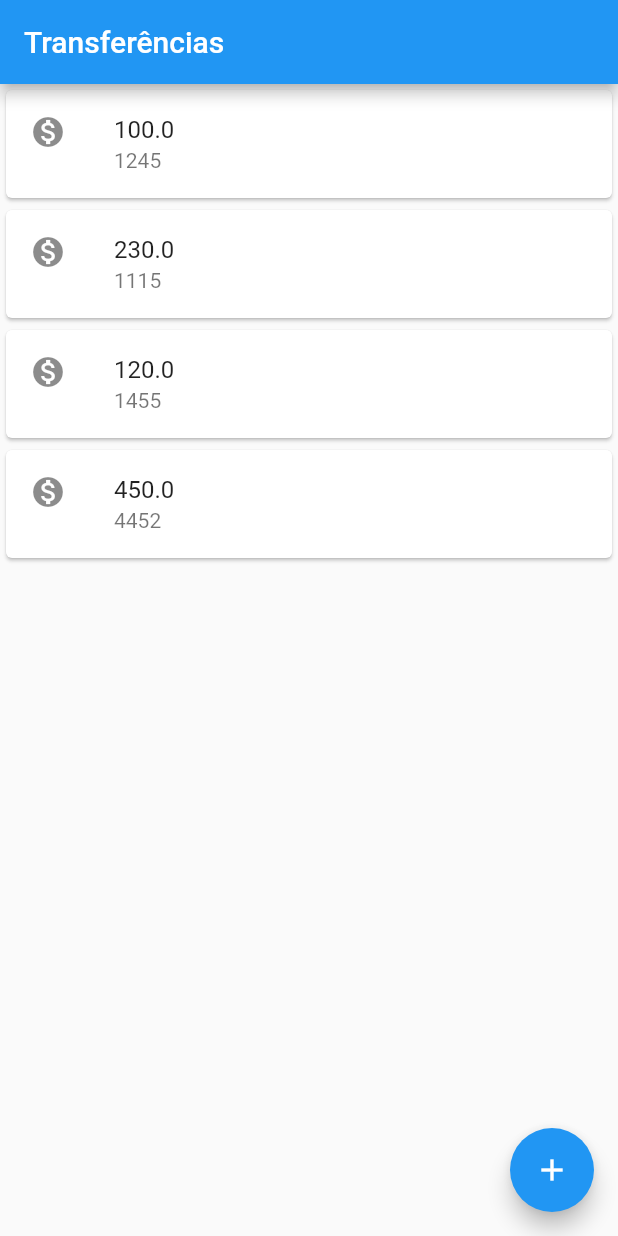
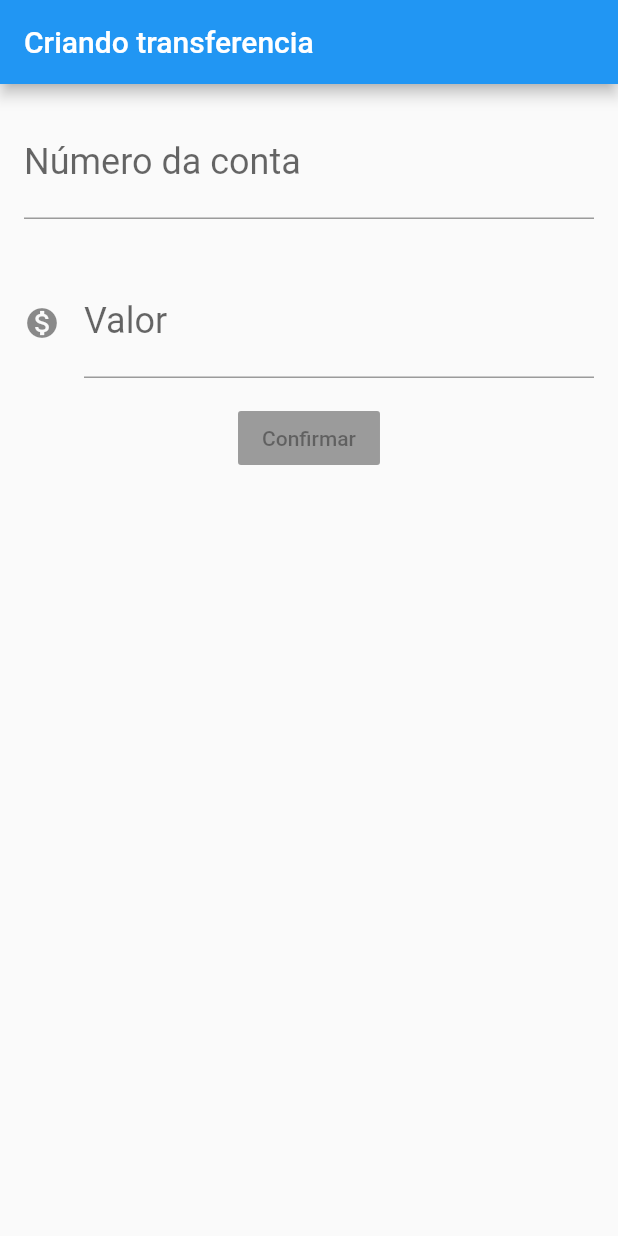
Before and after one commit to guilhermepaiva/bytebank, a Flutter app: the screen it shows after launch, on a phone screen of 412 x 824 dp. Run offline on Flutter 3.47's test engine with Material 2 defaults, Android fonts, the phone set to English and light mode, and no system bars.

Commit message:
added form layout

```diff
--- a/lib/main.dart
+++ b/lib/main.dart
@@ -1,29 +1,80 @@
 import 'package:flutter/material.dart';
 
 void main() {
-  runApp(
-    MaterialApp(
+  runApp(BytebankApp());
+}
+
+class BytebankApp extends StatelessWidget {
+  @override
+  Widget build(BuildContext context) {
+    return MaterialApp(
       home: Scaffold(
-        body: ListaTransferencias(),
-        appBar: AppBar(title: Text('Transferências'),),
-        floatingActionButton: FloatingActionButton(
-          child: Icon(Icons.add),
+        body: FormularioTransferencia(),
+      ),
+    );
+  }
+}
+
+
+class FormularioTransferencia extends StatelessWidget {
+  @override
+  Widget build(BuildContext context) {
+    return Scaffold(
+      appBar: AppBar(title: Text('Criando transferencia'),),
+      body: Column(
+        children: <Widget>[
+          Padding(
+            padding: const EdgeInsets.all(16.0),
+            child: TextField(
+              style: TextStyle(
+                fontSize: 24.0
+              ),
+              decoration: InputDecoration(
+                labelText: 'Número da conta',
+                hintText: '0000'
+              ),
+              keyboardType: TextInputType.number,
+            ),
+          ),Padding(
+            padding: const EdgeInsets.all(16.0),
+            child: TextField(
+              style: TextStyle(
+                fontSize: 24.0
+              ),
+              decoration: InputDecoration(
+                icon: Icon(Icons.monetization_on),
+                labelText: 'Valor',
+                hintText: '0.00'
+              ),
+              keyboardType: TextInputType.number,
             ),
           ),
+          RaisedButton(
+            child: Text('Confirmar'),
           )
+        ],
+      ),
     );
   }
+}
+
 
 class ListaTransferencias extends StatelessWidget {
   @override
   Widget build(BuildContext context) {
-    return Column(
+    return Scaffold(
+      appBar: AppBar(title: Text('Transferências'),),
+      body: Column(
         children: <Widget>[
           ItemTransferencia(Transferencia(100.00, 1245)),
           ItemTransferencia(Transferencia(230.00, 1115)),
           ItemTransferencia(Transferencia(120.00, 1455)),
           ItemTransferencia(Transferencia(450.00, 4452)),
-      ],
+        ]
+      ),
+      floatingActionButton: FloatingActionButton(
+        child: Icon(Icons.add),
+    ),
     );
   }
 }
```
Lines whose indentation alone changed are shown as unchanged.
